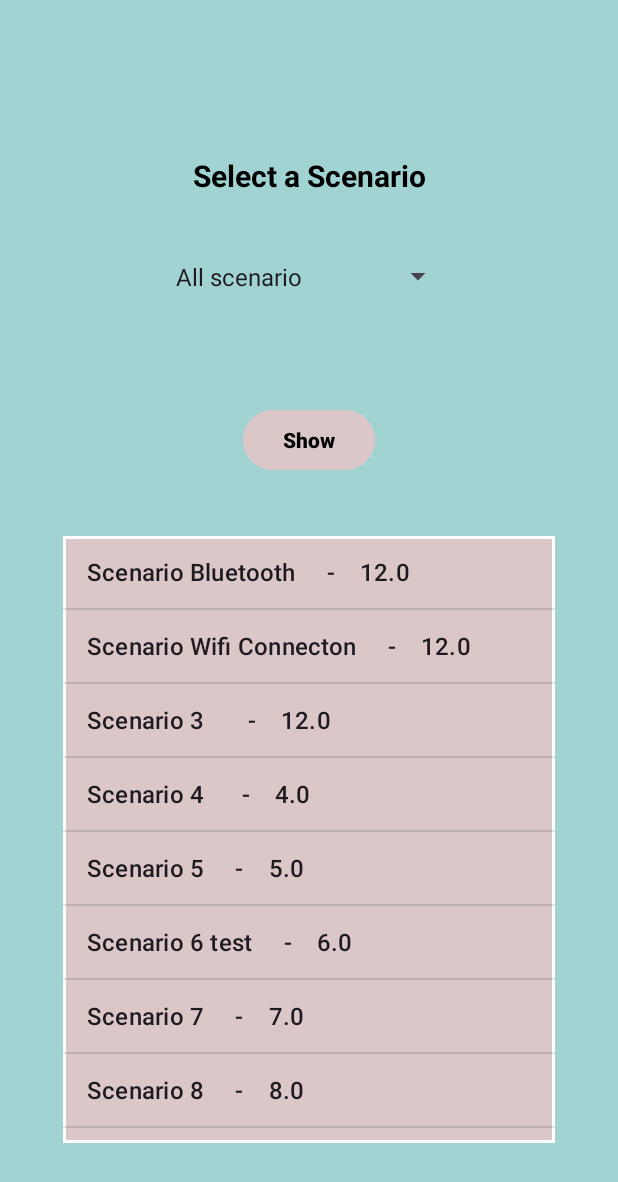
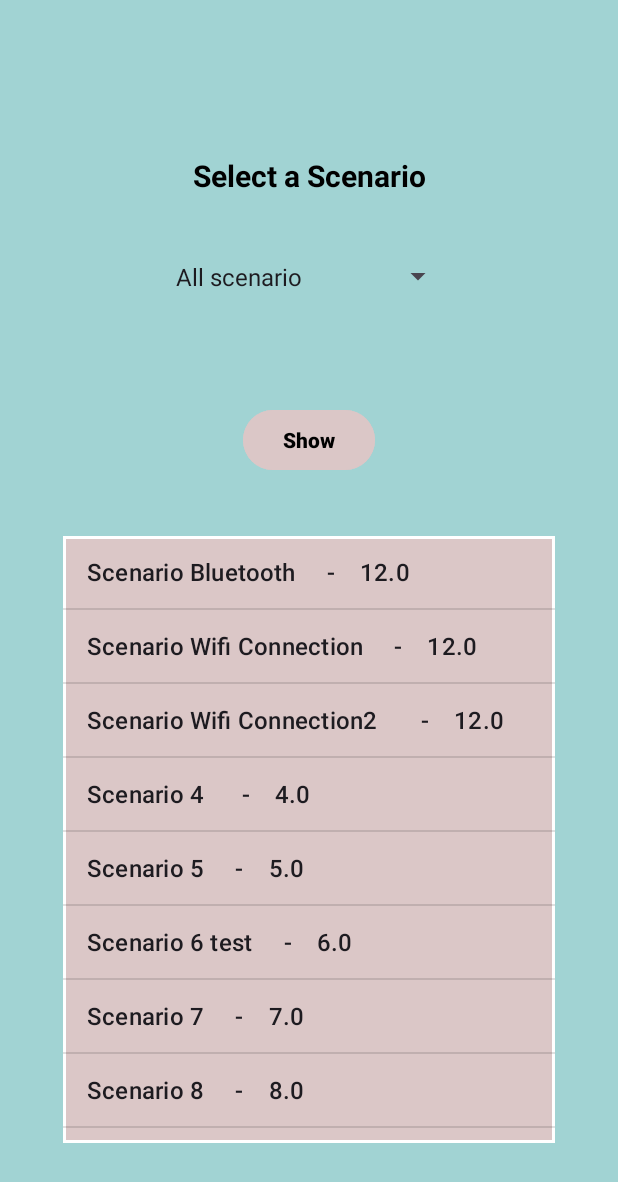
Before and after one commit to seanlab117/mocon8, an Android app: the screen it shows after launch (MainActivity), on a phone screen of 412 x 824 dp. Shown: the top 1182 px of the screen. Run offline under Robolectric (Android 15) with nearby library versions, the phone set to English and light mode, and no system bars; pictures from the network do not load.

Commit message:
sean_0307_02

```diff
--- a/ESP32/app/src/main/java/com/example/samplemenu/MainActivity.java
+++ b/ESP32/app/src/main/java/com/example/samplemenu/MainActivity.java
@@ -145,7 +145,7 @@ public class MainActivity extends AppCompatActivity {
 //                Intent intent = new Intent(this, MainActivity.class);
 //                intent.setClassName(packageName4, className4);
 //                ActivityResultLauncher.launch(intent);
-                Intent intent = new Intent(this, MainActivity3.class);
+                Intent intent = new Intent(this, MainActivity2.class);
                 ActivityResultLauncher.launch(intent);
                 Toast.makeText(getApplicationContext(), "position 2", Toast.LENGTH_LONG).show();
             }
--- a/ESP32/app/src/main/java/com/example/samplemenu/MainActivity2.java
+++ b/ESP32/app/src/main/java/com/example/samplemenu/MainActivity2.java
@@ -145,7 +145,7 @@ public class MainActivity2 extends AppCompatActivity {
                 Log.d("haha", "wifiList.getTransitionName()"+wifiList.getTransitionName());
                 Log.d("haha", "openBTSCAN2::scanResults"+wifiList);
                 Log.d("haha", "openBTSCAN2::scanResults"+wifiList);
-                intent.putExtra("address","192.168.4.1") ;
+                intent.putExtra("address","192.168.0.1") ;
                 intent.putExtra("port","80") ;
                 ActivityResultLauncher.launch(intent);
                 Toast.makeText(getApplicationContext(), "position 0", Toast.LENGTH_LONG).show();
--- a/ESP32/app/src/main/java/com/example/samplemenu/MockupDA.java
+++ b/ESP32/app/src/main/java/com/example/samplemenu/MockupDA.java
@@ -10,8 +10,8 @@ public class MockupDA {
     public MockupDA(){
         drinks = new ArrayList<>();
         drinks.add(new Drink("Scenario Bluetooth", 12, "scenario1"));
-        drinks.add(new Drink("Scenario Wifi Connecton", 12, "scenario1"));
-        drinks.add(new Drink("Scenario 3  ", 12, "scenario1"));
+        drinks.add(new Drink("Scenario Wifi Connection", 12, "scenario1"));
+        drinks.add(new Drink("Scenario Wifi Connection2  ", 12, "scenario1"));
         drinks.add(new Drink("Scenario 4 ", 4, "scenario2"));
         drinks.add(new Drink("Scenario 5", 5, "scenario2"));
         drinks.add(new Drink("Scenario 6 test", 6, "scenario2"));
```
